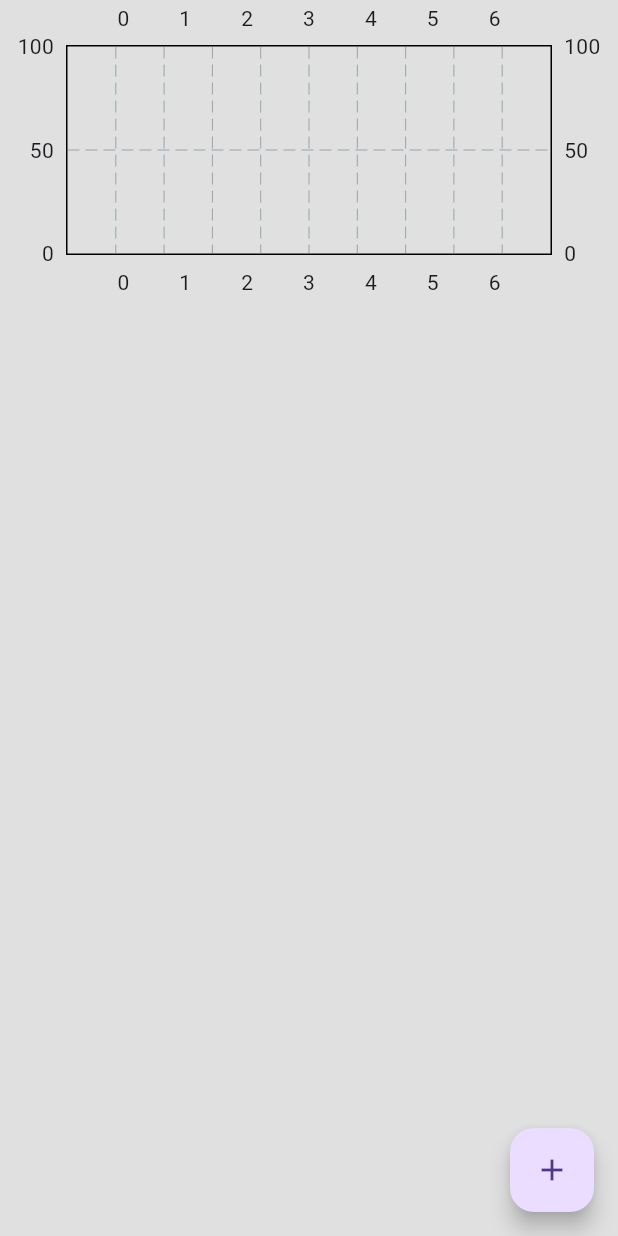
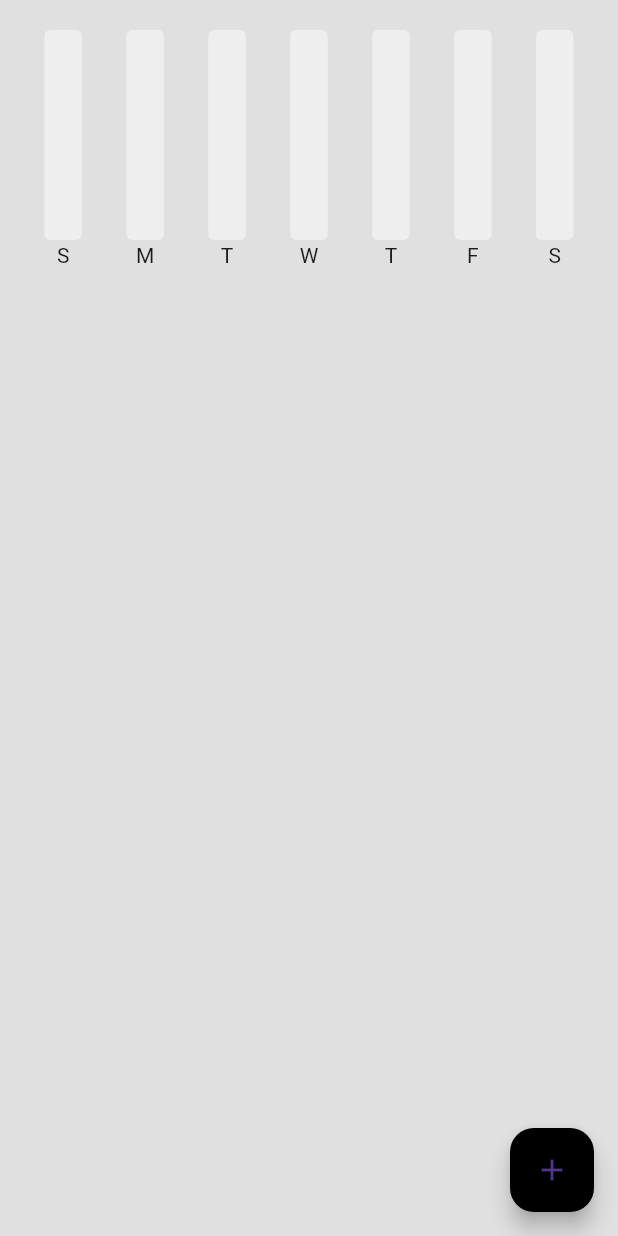
Before and after one commit to EddiesCode/flutter-expense-tracker-app, a Flutter app: the screen it shows after launch, on a phone screen of 412 x 824 dp. Run offline on Flutter 3.47's test engine with Material 2 defaults, Android fonts, the phone set to English and light mode, and no system bars; drawn by our look-alikes of fl_chart.

Commit message:
designed the bargraph

```diff
--- a/lib/bargraph/bar_graph.dart
+++ b/lib/bargraph/bar_graph.dart
@@ -1,4 +1,4 @@
-import 'package:flutter/src/widgets/framework.dart';
+import 'package:flutter/material.dart';
 import "package:fl_chart/fl_chart.dart";
 import 'package:flutter_expense_tracker/bargraph/bar_data.dart';
 
@@ -38,15 +38,92 @@ class MyBarGraph extends StatelessWidget {
 
     myBarData.initializeBarData();
 
-    return BarChart(BarChartData(
+    return BarChart(
+      BarChartData(
         maxY: maxY,
         minY: 0,
+        gridData: FlGridData(show: false),
+        borderData: FlBorderData(show: false),
+        titlesData: FlTitlesData(
+            show: true,
+            topTitles: AxisTitles(sideTitles: SideTitles(showTitles: false)),
+            leftTitles: AxisTitles(sideTitles: SideTitles(showTitles: false)),
+            rightTitles: AxisTitles(sideTitles: SideTitles(showTitles: false)),
+            bottomTitles: AxisTitles(
+                sideTitles: SideTitles(
+                    showTitles: true,
+                    getTitlesWidget: getBottomTitles,
+                    reservedSize: 60))),
         barGroups: myBarData.barData
             .map((data) => BarChartGroupData(x: data.x, barRods: [
                   BarChartRodData(
+                    color: Colors.grey[800],
+                    width: 25,
+                    borderRadius: BorderRadius.circular(4),
+                    backDrawRodData: BackgroundBarChartRodData(
+                      color: Colors.grey[200],
+                      toY: maxY,
+                      show: true,
+                    ),
                     toY: data.y,
                   )
                 ]))
-            .toList()));
+            .toList(),
+      ),
+    );
   }
 }
+
+Widget getBottomTitles(double value, TitleMeta meta) {
+  Text text;
+
+  switch (value.toInt()) {
+    case 0:
+      text = const Text(
+        "S",
+      );
+      break;
+    case 1:
+      text = const Text(
+        "M",
+      );
+      break;
+    case 2:
+      text = const Text(
+        "T",
+      );
+      break;
+    case 3:
+      text = const Text(
+        "W",
+      );
+      break;
+    case 4:
+      text = const Text(
+        "T",
+      );
+      break;
+    case 5:
+      text = const Text(
+        "F",
+      );
+      break;
+    case 6:
+      text = const Text(
+        "S",
+      );
+      break;
+    default:
+      text = const Text(
+        "",
+      );
+      break;
+  }
+
+  return text;
+
+  /* return SideTitleWidget(
+    axisSide: meta.axisSide,
+    child: text,
+  ); */
+}
--- a/lib/pages/home_page.dart
+++ b/lib/pages/home_page.dart
@@ -78,12 +78,15 @@ class _HomePageState extends State<HomePage> {
             backgroundColor: Colors.grey.shade300,
             floatingActionButton: FloatingActionButton(
               onPressed: addNewExpense,
+              backgroundColor: Colors.black,
               child: const Icon(Icons.add),
             ),
             body: ListView(
               children: [
+                const SizedBox(height: 20),
                 // weekly summary
                 ExpenseSummary(startOfWeek: value.startOfWeekDate()),
+                const SizedBox(height: 20),
 
                 //expense list
                 ListView.builder(
--- a/pubspec.yaml
+++ b/pubspec.yaml
@@ -46,7 +46,7 @@ dev_dependencies:
   # rules and activating additional ones.
   flutter_lints: ^2.0.0
   provider:
-  fl_chart:
+  fl_chart: ^0.62.0
 
 # For information on the generic Dart part of this file, see the
 # following page: https://dart.dev/tools/pub/pubspec
```
